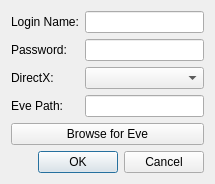
Qt form gui/qt/generated/account_dialog.ui (SpeedProg/EveLauncher) before a commit.
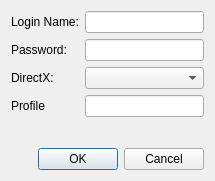
The same form after that commit.

Commit message: profile support, and global client location (before different locations made "profiles" possible) also asks for master password now if nome provided per command line (instead of using a default key)

Patch:
```diff
--- a/gui/qt/generated/account_dialog.ui
+++ b/gui/qt/generated/account_dialog.ui
@@ -62,7 +62,7 @@
      <item row="3" column="0">
       <widget class="QLabel" name="lbl_eve_path">
        <property name="text">
-        <string>Eve Path:</string>
+        <string>Profile</string>
        </property>
       </widget>
      </item>
@@ -71,13 +71,6 @@
      </item>
     </layout>
    </item>
-   <item>
-    <widget class="QPushButton" name="btn_browse">
-     <property name="text">
-      <string>Browse for Eve</string>
-     </property>
-    </widget>
-   </item>
    <item>
     <widget class="QDialogButtonBox" name="buttonBox">
      <property name="orientation">
```
Left out of the diff: 20 changed lines with no effect on the pictures. The commit also changes 11 other files.
